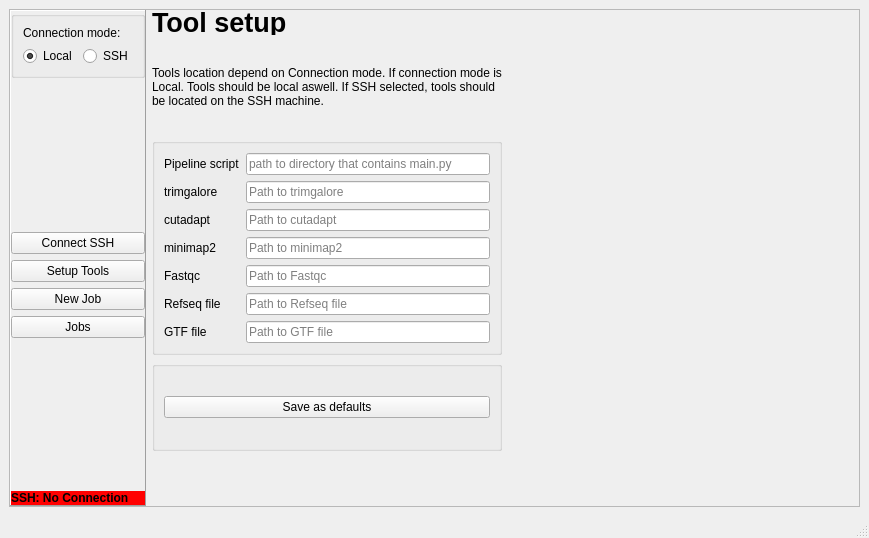
Above: gui_client/ui_views/mainwindow.ui from devalk96/Thema06_GUI before the change. Below: the same form after it.
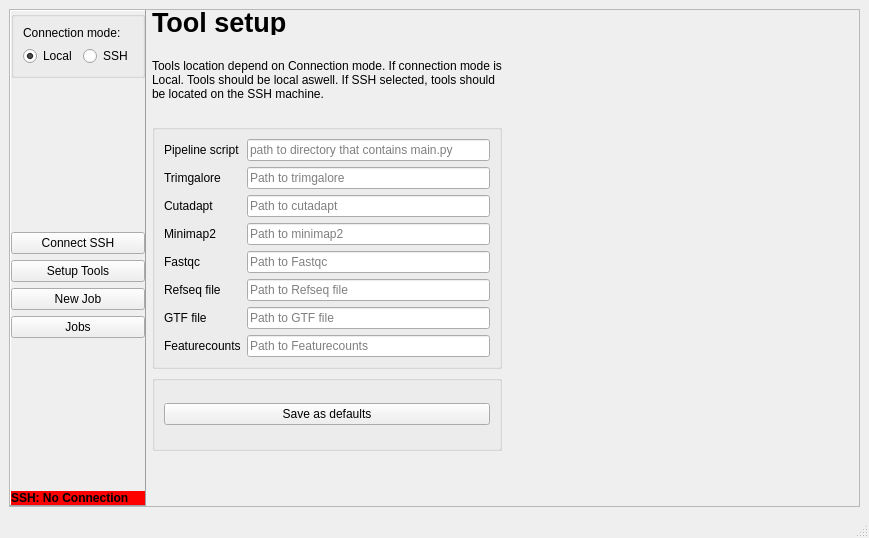
That is the form after the change. The open tabs and pages were chosen to show the change.

```diff
--- a/gui_client/ui_views/mainwindow.ui
+++ b/gui_client/ui_views/mainwindow.ui
@@ -462,7 +462,7 @@
                <item row="6" column="0">
                 <widget class="QLabel" name="label_minimap_path">
                  <property name="text">
-                  <string>minimap2</string>
+                  <string>Minimap2</string>
                  </property>
                 </widget>
                </item>
@@ -489,7 +489,7 @@
                <item row="5" column="0">
                 <widget class="QLabel" name="label_cutadapt_path">
                  <property name="text">
-                  <string>cutadapt</string>
+                  <string>Cutadapt</string>
                  </property>
                 </widget>
                </item>
@@ -503,7 +503,7 @@
                <item row="3" column="0">
                 <widget class="QLabel" name="label_trimgalore">
                  <property name="text">
-                  <string>trimgalore</string>
+                  <string>Trimgalore</string>
                  </property>
                 </widget>
                </item>
@@ -605,6 +605,20 @@
                  </property>
                 </widget>
                </item>
+               <item row="10" column="0">
+                <widget class="QLabel" name="label_2">
+                 <property name="text">
+                  <string>Featurecounts</string>
+                 </property>
+                </widget>
+               </item>
+               <item row="10" column="2">
+                <widget class="QLineEdit" name="lineEdit_feature">
+                 <property name="placeholderText">
+                  <string>Path to Featurecounts</string>
+                 </property>
+                </widget>
+               </item>
               </layout>
              </widget>
             </item>
```
Left out of the diff: 2 changed lines with no effect on the pictures.
